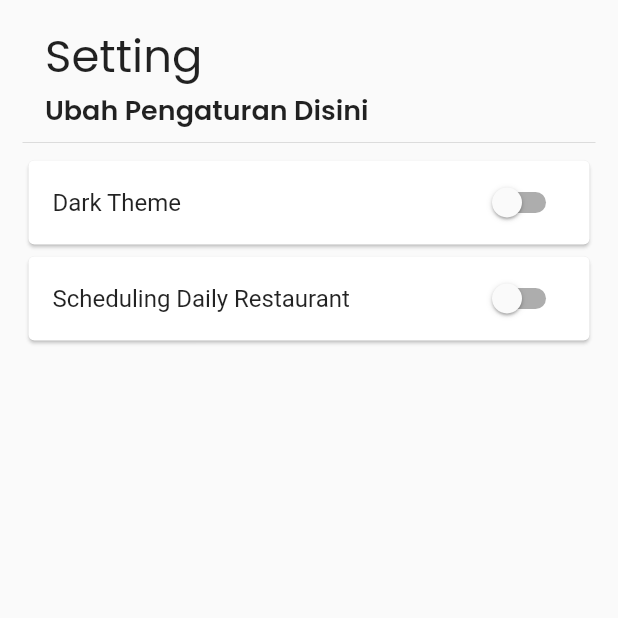
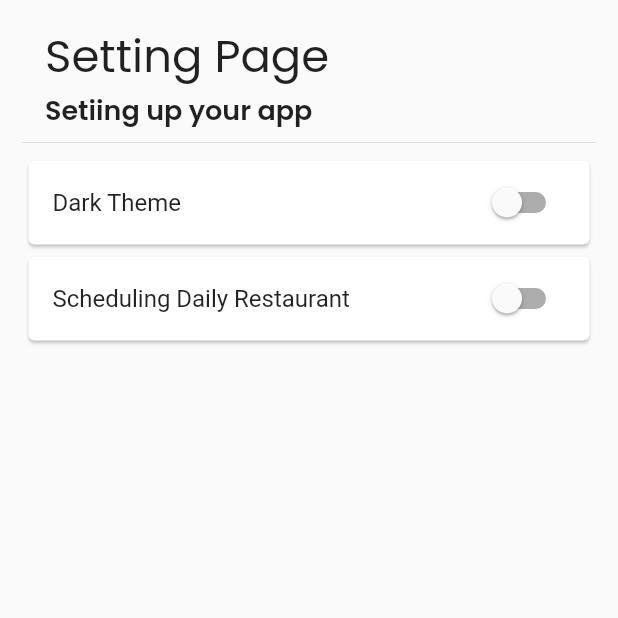
Before and after one commit to komenkx1/restarant-app-flutter, a Flutter app: the SettingPage screen opened directly, on a phone screen of 412 x 824 dp, the top half of it. Run offline on Flutter 3.47's test engine with Material 2 defaults, Android fonts, the phone set to English and light mode, and no system bars; our stand-ins replace cached_network_image, flutter_local_notifications, get, google_fonts, pull_to_refresh, rxdart and 2 more; missing offline and left inert: android_alarm_manager_plus; accounts and stored records are empty; network calls fail.

Commit message:
refactoring code

```diff
--- a/lib/components/custom_dialog_form.dart
+++ b/lib/components/custom_dialog_form.dart
@@ -1,7 +1,7 @@
 import 'package:flutter/material.dart';
 
 class CustomFormDialog extends StatelessWidget {
-  CustomFormDialog(
+  const CustomFormDialog(
       {Key? key,
       required this.namaPelangganController,
       required this.reviewController,
@@ -10,7 +10,7 @@ class CustomFormDialog extends StatelessWidget {
 
   final TextEditingController namaPelangganController;
   final TextEditingController reviewController;
-  Function()? onConfirm;
+  final Function()? onConfirm;
 
   @override
   Widget build(BuildContext context) {
--- /dev/null
+++ b/lib/components/header_component.dart
@@ -0,0 +1,45 @@
+import 'package:flutter/material.dart';
+import 'package:restaurant_app/theme/custom_theme.dart';
+
+class HeaderComponent extends StatelessWidget {
+  const HeaderComponent(
+      {Key? key,
+      required this.headerText,
+      required this.subHeaderText,
+      this.onPressed,
+      this.isButtonActive = false,
+      this.icon})
+      : super(key: key);
+
+  final String headerText;
+  final String subHeaderText;
+  final Function()? onPressed;
+  final bool isButtonActive;
+  final IconData? icon;
+
+  @override
+  Widget build(BuildContext context) {
+    return Column(crossAxisAlignment: CrossAxisAlignment.start, children: [
+      Row(
+        mainAxisAlignment: MainAxisAlignment.spaceBetween,
+        children: [
+          Padding(
+            padding: const EdgeInsets.symmetric(horizontal: 15.0),
+            child: Text(headerText, style: CustomTheme.headerTextStyle),
+          ),
+          Padding(
+              padding: const EdgeInsets.symmetric(horizontal: 15.0),
+              child: isButtonActive
+                  ? IconButton(
+                      onPressed: () => onPressed!(),
+                      icon: Icon(icon ?? Icons.settings))
+                  : Container()),
+        ],
+      ),
+      Padding(
+        padding: const EdgeInsets.symmetric(horizontal: 15.0),
+        child: Text(subHeaderText, style: CustomTheme.subHeaderTextStyle),
+      ),
+    ]);
+  }
+}
--- a/lib/page/home_page.dart
+++ b/lib/page/home_page.dart
@@ -19,7 +19,7 @@ class _HomePageState extends State<HomePage> {
   @override
   void initState() {
     super.initState();
-    _notificationHelper.configureSelectNotificationSubject(DetailPage());
+    _notificationHelper.configureSelectNotificationSubject(const DetailPage());
   }
 
   @override
--- a/lib/page/setting_page.dart
+++ b/lib/page/setting_page.dart
@@ -4,8 +4,8 @@ import 'package:flutter/cupertino.dart';
 import 'package:flutter/material.dart';
 import 'package:get/get.dart';
 import 'package:provider/provider.dart';
+import 'package:restaurant_app/components/header_component.dart';
 import 'package:restaurant_app/providers/scheduling_provider.dart';
-import 'package:restaurant_app/theme/custom_theme.dart';
 
 class SettingPage extends StatelessWidget {
   const SettingPage({Key? key}) : super(key: key);
@@ -20,14 +20,9 @@ class SettingPage extends StatelessWidget {
             child: Column(
               crossAxisAlignment: CrossAxisAlignment.start,
               children: [
-                Padding(
-                  padding: const EdgeInsets.symmetric(horizontal: 15.0),
-                  child: Text("Setting", style: CustomTheme.headerTextStyle),
-                ),
-                Padding(
-                  padding: const EdgeInsets.symmetric(horizontal: 15.0),
-                  child: Text("Ubah Pengaturan Disini",
-                      style: CustomTheme.subHeaderTextStyle),
+                const HeaderComponent(
+                  headerText: "Setting Page",
+                  subHeaderText: "Setiing up your app",
                 ),
                 const Divider(),
                 Card(
```
Also changed, not shown: lib/components/search_component.dart (added, +33 -0 lines), lib/page/detail_page.dart (+39 -4 lines), lib/components/custom_dialog.dart (deleted), 1 other file.
